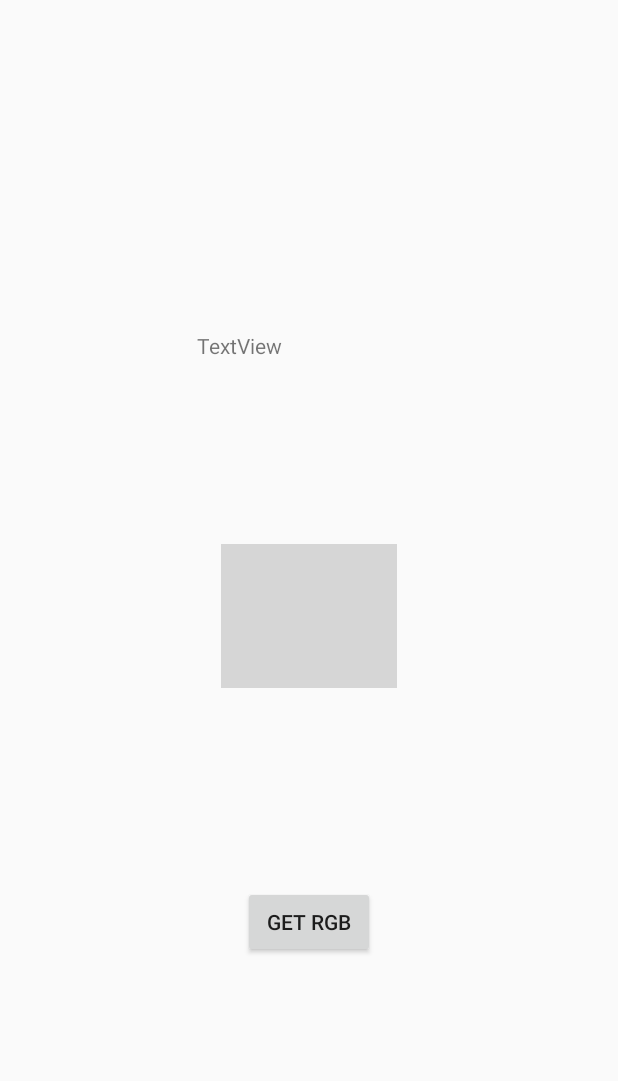
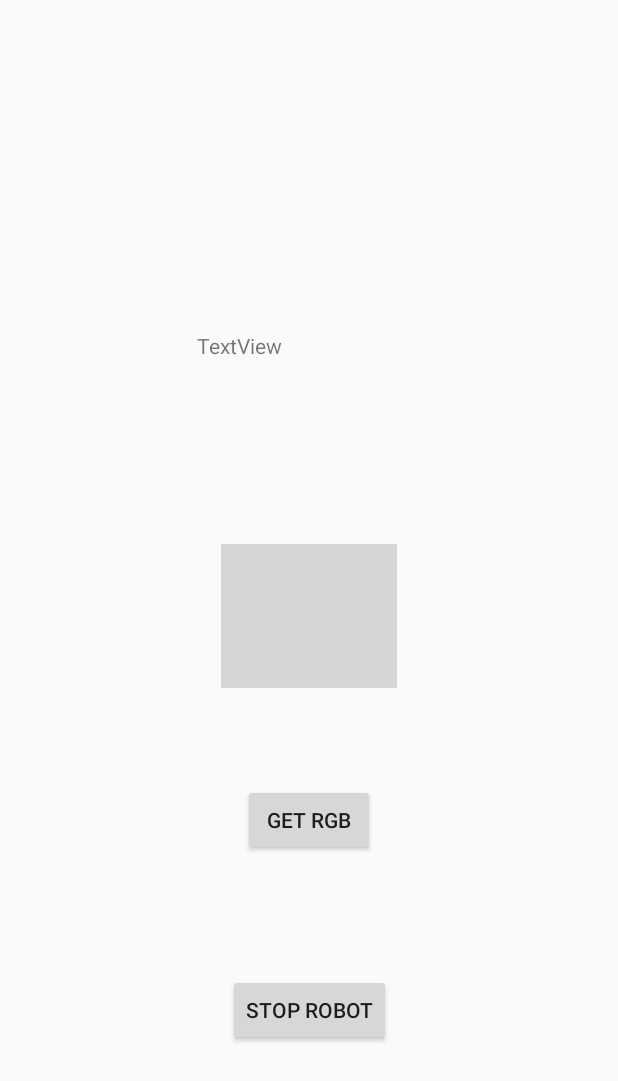
Before and after one commit to INILARSION/AIbelTasman, an Android app: the layout activity_camera.xml on its own in the app's theme, with its tools: preview values and no code run, on a phone screen of 412 x 824 dp. Shown: the top 1081 px of the screen. Run offline under Robolectric (Android 15) with nearby library versions, the phone set to English and light mode, and no system bars; grey boxes are pictures that could not be loaded.

Commit message:
added stop button for automatic path finding, added 10 Minute timer thread, sounds are now played if green spot found or in case of failure

```diff
--- a/app/src/main/res/layout/activity_camera.xml
+++ b/app/src/main/res/layout/activity_camera.xml
@@ -49,5 +49,20 @@
         app:layout_constraintEnd_toEndOf="parent"
         app:layout_constraintStart_toStartOf="parent"
         app:layout_constraintTop_toTopOf="parent"
-        app:layout_constraintVertical_bias="0.767" />
+        app:layout_constraintVertical_bias="0.677" />
+
+    <Button
+        android:id="@+id/btnStopRobot"
+        android:layout_width="wrap_content"
+        android:layout_height="wrap_content"
+        android:layout_marginStart="8dp"
+        android:layout_marginTop="8dp"
+        android:layout_marginEnd="8dp"
+        android:layout_marginBottom="8dp"
+        android:text="Stop Robot"
+        app:layout_constraintBottom_toBottomOf="parent"
+        app:layout_constraintEnd_toEndOf="parent"
+        app:layout_constraintStart_toStartOf="parent"
+        app:layout_constraintTop_toTopOf="parent"
+        app:layout_constraintVertical_bias="0.844" />
 </android.support.constraint.ConstraintLayout>
```
Also changed, not shown: app/src/main/java/com/aibeltasman/lk/aibeltasman/ImageRecognition.java (+9 -1 lines), app/src/main/java/com/aibeltasman/lk/aibeltasman/MainActivity.java (+50 -6 lines), app/src/main/java/com/aibeltasman/lk/aibeltasman/PathFinding.java (+6 -2 lines).
